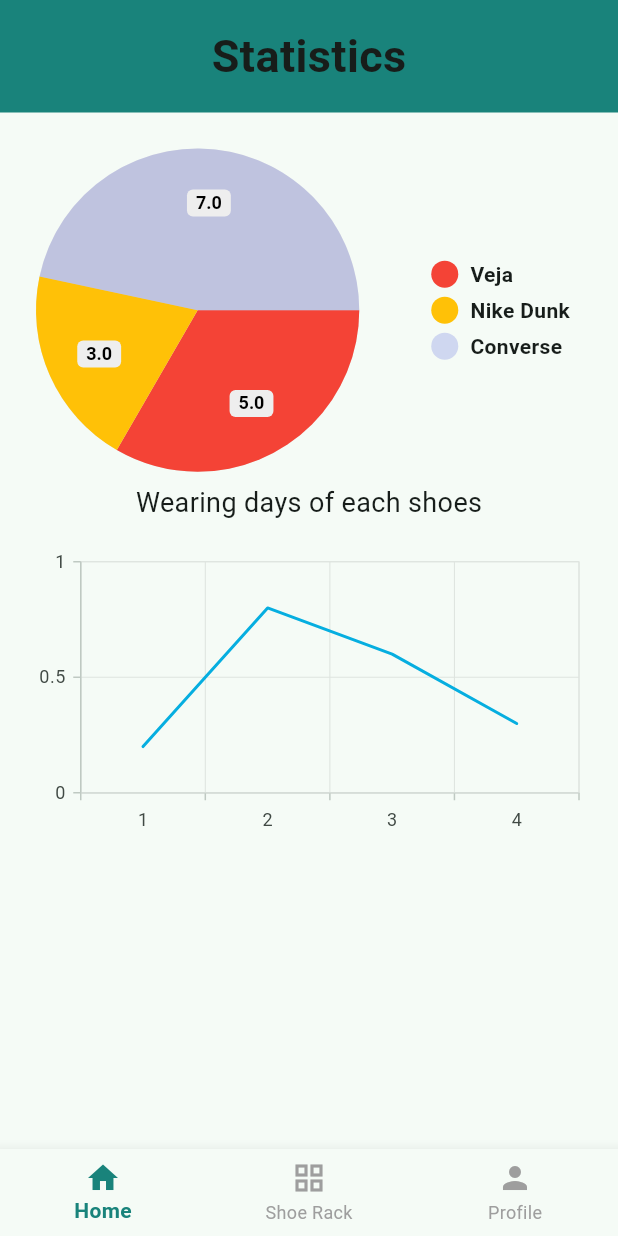
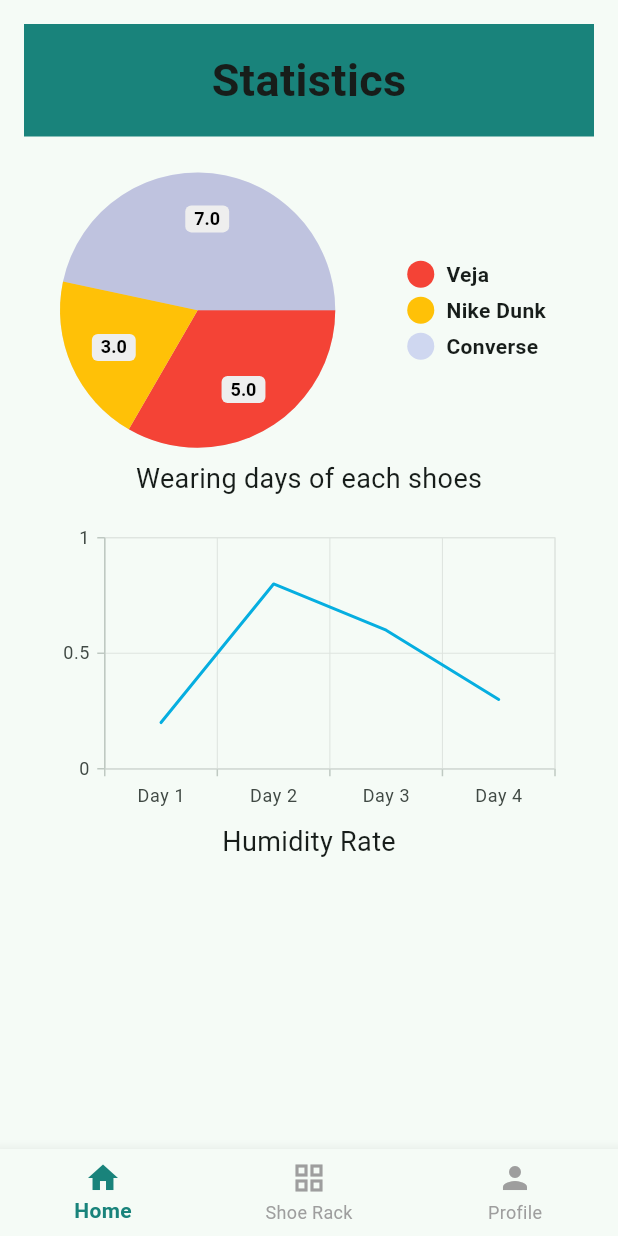
Before and after one commit to expensive-garbage/FCT-LOLU-smartshoeapp, a Flutter app: the StatisticsPage screen opened directly, on a phone screen of 412 x 824 dp. Run offline on Flutter 3.47's test engine with Material 2 defaults, Android fonts, the phone set to English and light mode, and no system bars; drawn by our look-alikes of pie_chart; our stand-ins replace cloud_firestore, firebase_auth, firebase_core, syncfusion_flutter_charts; missing offline and left inert: dart:html; accounts and stored records are empty.

Commit message:
Statistics Page Scrollable

```diff
--- a/lib/StatisticsPage.dart
+++ b/lib/StatisticsPage.dart
@@ -1,11 +1,10 @@
 import 'dart:html';
 
 import 'package:flutter/material.dart';
-import 'package:line_chart/charts/line-chart.widget.dart';
+//import 'package:line_chart/charts/line-chart.widget.dart';
 //import 'MyHomePage.dart';
 //import 'MyApp.dart';
 import 'package:pie_chart/pie_chart.dart';
-import 'package:line_chart/line_chart.dart';
 import 'package:syncfusion_flutter_charts/charts.dart';
 
 class StatisticsPage extends StatefulWidget {
@@ -47,7 +46,12 @@ class StatisticsPageState extends State<StatisticsPage> {
     int currentIndex = 0;
 
     return Scaffold(
-      body: Column(
+      body: SingleChildScrollView(
+        child: ConstrainedBox(
+          constraints: BoxConstraints(minHeight: MediaQuery.of(context).size.height,)
+        ,
+          child: Padding(padding: EdgeInsets.all(16.0),
+          child: Column(
             children: [
               Container(
                 color: const Color.fromRGBO(25, 131, 123, 1),
@@ -87,16 +91,25 @@ class StatisticsPageState extends State<StatisticsPage> {
                     series: <ChartSeries>[
                       LineSeries<ChartData, String>(
                           dataSource: [
-                        ChartData('1', 0.2),
-                        ChartData('2', 0.8),
-                        ChartData('3', 0.6),
-                        ChartData('4', 0.3)
+                            ChartData('Day 1', 0.2),
+                            ChartData('Day 2', 0.8),
+                            ChartData('Day 3', 0.6),
+                            ChartData('Day 4', 0.3)
                           ],
                           xValueMapper: (ChartData data, _) => data.x,
                           yValueMapper: (ChartData data, _) => data.y)
                     ],
-              ))
-        ],
+                  )
+                  ),
+              const Text('Humidity Rate',
+                  style: TextStyle(fontSize: 18, fontWeight: FontWeight.normal)),
+                  const SizedBox(height: 16),
+
+
+                ]),
+          ),
+        ),
+
       ),
       bottomNavigationBar: BottomNavigationBar(
         currentIndex: currentIndex,
```
Lines whose indentation alone changed are shown as unchanged.
